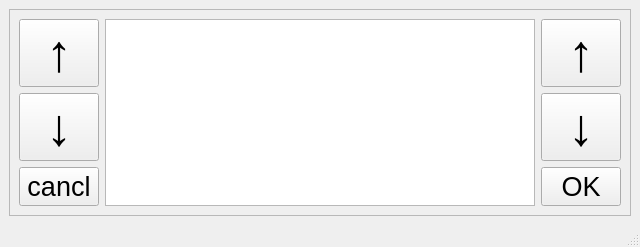
Qt form otlicno/windows2.ui (Ebobo-2020/terminal-bomja) before a commit.
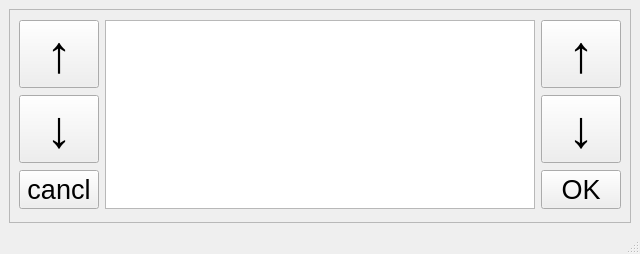
The same form after that commit.

The edit to the form file:
```diff
--- a/otlicno/windows2.ui
+++ b/otlicno/windows2.ui
@@ -7,7 +7,7 @@
     <x>0</x>
     <y>0</y>
     <width>640</width>
-    <height>243</height>
+    <height>254</height>
    </rect>
   </property>
   <property name="windowTitle">
```
